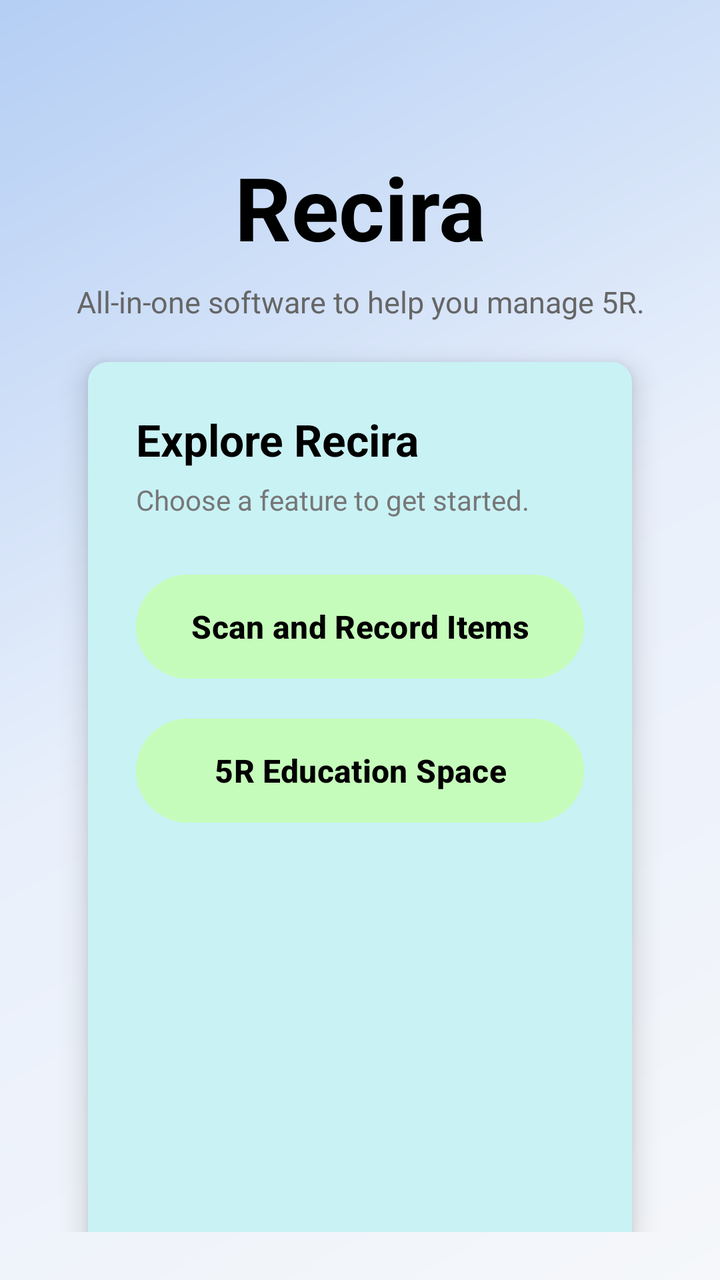
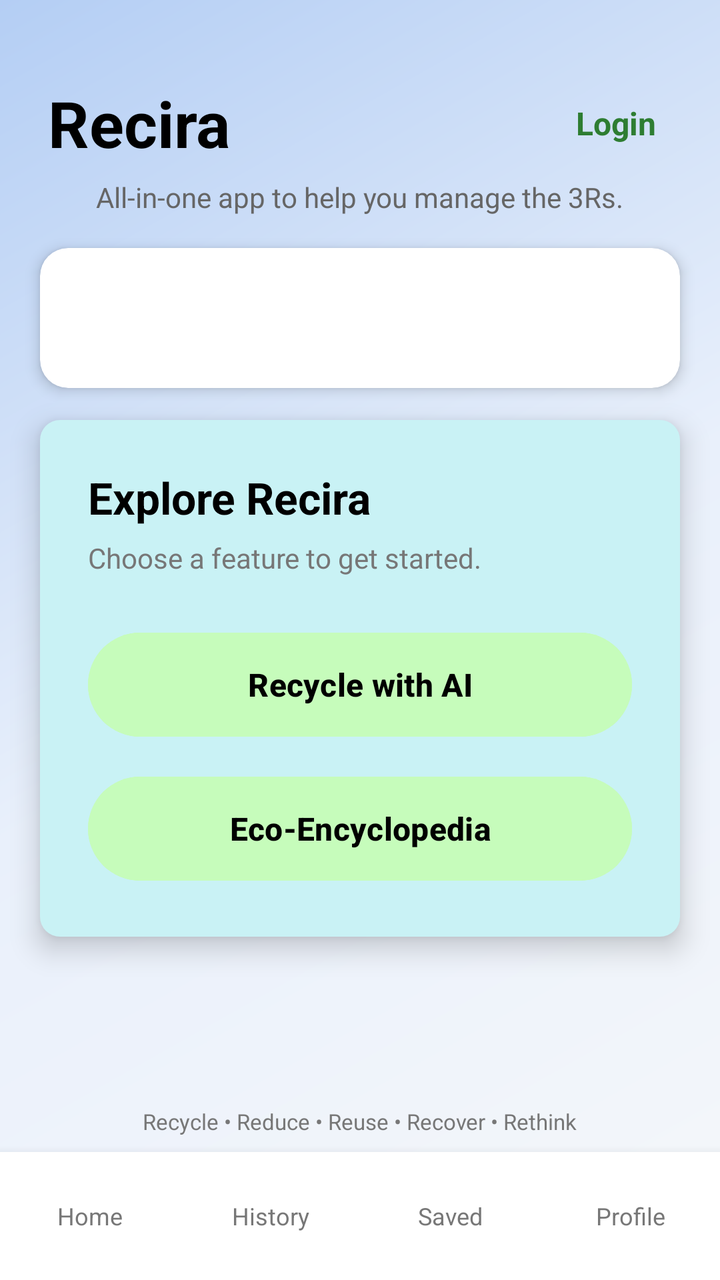

The first picture is an Android layout as it rendered before a commit; the second is the same layout after the commit. The layout source and the unified diff follow.
<!-- AndroidManifest.xml: application theme Theme.AssignmentGroup -->
<!-- res/layout/activity_main.xml -->
<?xml version="1.0" encoding="utf-8"?>
<androidx.constraintlayout.widget.ConstraintLayout
    xmlns:android="http://schemas.android.com/apk/res/android"
    xmlns:app="http://schemas.android.com/apk/res-auto"
    xmlns:tools="http://schemas.android.com/tools"
    android:id="@+id/main"
    android:layout_width="match_parent"
    android:layout_height="match_parent"
    android:padding="24dp"
    android:background="@drawable/bg_gradient"
    tools:context=".MainActivity">


    
    <TextView
        android:id="@+id/textView"
        android:layout_width="wrap_content"
        android:layout_height="wrap_content"
        android:layout_marginTop="50dp"
        android:text="Recira"
        android:textAlignment="center"
        android:textColor="@color/black"
        android:textSize="44sp"
        android:textStyle="bold"
        app:layout_constraintTop_toTopOf="parent"
        app:layout_constraintStart_toStartOf="parent"
        app:layout_constraintEnd_toEndOf="parent" />


    
    <TextView
        android:id="@+id/textView2"
        android:layout_width="0dp"
        android:layout_height="wrap_content"
        android:layout_marginTop="8dp"
        android:text="All-in-one software to help you manage 5R."
        android:textAlignment="center"
        android:textColor="#666666"
        android:textSize="15sp"
        app:layout_constraintTop_toBottomOf="@id/textView"
        app:layout_constraintStart_toStartOf="parent"
        app:layout_constraintEnd_toEndOf="parent" />


    
    <LinearLayout
        android:id="@+id/buttonContainer"
        android:layout_width="0dp"
        android:layout_height="500dp"
        android:layout_marginTop="45dp"
        android:layout_margin="20dp"
        android:background="@drawable/bg_feature_card"
        android:elevation="8dp"
        android:orientation="vertical"
        android:padding="24dp"
        app:layout_constraintTop_toBottomOf="@id/textView2"
        app:layout_constraintStart_toStartOf="parent"
        app:layout_constraintEnd_toEndOf="parent">


        
        <TextView
            android:layout_width="315dp"
            android:layout_height="wrap_content"
            android:text="Explore Recira"
            android:textColor="@color/black"
            android:textSize="22sp"
            android:textStyle="bold" />


        
        <TextView
            android:layout_width="315dp"
            android:layout_height="wrap_content"
            android:layout_marginTop="6dp"

            android:text="Choose a feature to get started."
            android:textColor="#777777"
            android:textSize="14sp" />


        
        <Button
            android:id="@+id/button"
            android:layout_width="match_parent"
            android:layout_height="60dp"
            android:layout_marginTop="24dp"
            android:backgroundTint="#C6FCBB"
            android:text="Scan and Record Items"
            android:textAllCaps="false"
            android:textColor="@color/black"
            android:textSize="16sp"
            android:textStyle="bold" />


        
        <Button
            android:id="@+id/button2"
            android:layout_width="match_parent"
            android:layout_height="60dp"
            android:layout_marginTop="12dp"
            android:backgroundTint="#C6FCBB"
            android:text="5R Education Space"
            android:textAllCaps="false"
            android:textColor="@color/black"
            android:textSize="16sp"
            android:textStyle="bold" />

    </LinearLayout>


    
    <TextView
        android:id="@+id/tvBottom"
        android:layout_width="wrap_content"
        android:layout_height="wrap_content"
        android:layout_marginBottom="24dp"
        android:text="Recycle • Reduce • Reuse • Recover • Rethink"
        android:textColor="#777777"
        android:textSize="12sp"
        app:layout_constraintBottom_toBottomOf="parent"
        app:layout_constraintStart_toStartOf="parent"
        app:layout_constraintEnd_toEndOf="parent" />

</androidx.constraintlayout.widget.ConstraintLayout>
<!-- resources referenced by this layout -->
<resources>
  <color name="black">#FF000000</color>
  <!-- drawable bg_feature_card (drawable) -->
  <?xml version="1.0" encoding="utf-8"?>
  <ripple xmlns:android="http://schemas.android.com/apk/res/android"
      android:color="#49F527">
      <item>
          <shape android:shape="rectangle">
              <solid android:color="#C9F2F5" />
              <corners android:radius="10dp" />
          </shape>
      </item>
  </ripple>
  <!-- drawable bg_gradient (drawable) -->
  <?xml version="1.0" encoding="utf-8"?>
      <shape xmlns:android="http://schemas.android.com/apk/res/android"
          android:shape="rectangle">
          <gradient
              android:startColor="#F5F7FA"
              android:centerColor="#E9F0FB"
              android:endColor="#B4CEF4"
              android:angle="135" />
      </shape>
  <style name="Theme.AssignmentGroup" parent="Base.Theme.AssignmentGroup" />
  <style name="Base.Theme.AssignmentGroup" parent="Theme.Material3.DayNight.NoActionBar">
          
          
      </style>
</resources>

<!-- the commit's change to res/layout/activity_main.xml (unified diff, before → after) -->
@@ -6,79 +6,108 @@
     android:id="@+id/main"
     android:layout_width="match_parent"
     android:layout_height="match_parent"
-    android:padding="24dp"
     android:background="@drawable/bg_gradient"
     tools:context=".MainActivity">
 
-
     
     <TextView
         android:id="@+id/textView"
         android:layout_width="wrap_content"
         android:layout_height="wrap_content"
-        android:layout_marginTop="50dp"
+        android:layout_marginStart="24dp"
+        android:layout_marginTop="40dp"
         android:text="Recira"
-        android:textAlignment="center"
         android:textColor="@color/black"
-        android:textSize="44sp"
+        android:textSize="32sp"
         android:textStyle="bold"
         app:layout_constraintTop_toTopOf="parent"
-        app:layout_constraintStart_toStartOf="parent"
-        app:layout_constraintEnd_toEndOf="parent" />
-
+        app:layout_constraintStart_toStartOf="parent" />
+
+    <TextView
+        android:id="@+id/tvLoginProfile"
+        android:layout_width="wrap_content"
+        android:layout_height="wrap_content"
+        android:layout_marginEnd="24dp"
+        android:padding="8dp"
+        android:text="Login"
+        android:textColor="@color/primary_green"
+        android:textSize="16sp"
+        android:textStyle="bold"
+        app:layout_constraintTop_toTopOf="@id/textView"
+        app:layout_constraintBottom_toBottomOf="@id/textView"
+        app:layout_constraintEnd_toEndOf="parent" />
 
     
     <TextView
         android:id="@+id/textView2"
         android:layout_width="0dp"
         android:layout_height="wrap_content"
-        android:layout_marginTop="8dp"
-        android:text="All-in-one software to help you manage 5R."
-        android:textAlignment="center"
+        android:layout_marginStart="24dp"
+        android:layout_marginTop="6dp"
+        android:layout_marginEnd="24dp"
+        android:text="All-in-one app to help you manage the 3Rs."
         android:textColor="#666666"
-        android:textSize="15sp"
+        android:textSize="14sp"
         app:layout_constraintTop_toBottomOf="@id/textView"
-        app:layout_constraintStart_toStartOf="parent"
-        app:layout_constraintEnd_toEndOf="parent" />
-
+        app:layout_constraintStart_toStartOf="@id/textView"
+        app:layout_constraintEnd_toEndOf="parent" />
+
+    
+    <androidx.cardview.widget.CardView
+        android:id="@+id/tipsCard"
+        android:layout_width="0dp"
+        android:layout_height="70dp"
+        android:layout_marginStart="20dp"
+        android:layout_marginTop="16dp"
+        android:layout_marginEnd="20dp"
+        app:cardCornerRadius="14dp"
+        app:cardElevation="4dp"
+        app:cardBackgroundColor="@color/white"
+        app:layout_constraintTop_toBottomOf="@id/textView2"
+        app:layout_constraintStart_toStartOf="parent"
+        app:layout_constraintEnd_toEndOf="parent">
+
+        <androidx.viewpager2.widget.ViewPager2
+            android:id="@+id/tipsPager"
+            android:layout_width="match_parent"
+            android:layout_height="match_parent" />
+
+    </androidx.cardview.widget.CardView>
 
     
     <LinearLayout
         android:id="@+id/buttonContainer"
         android:layout_width="0dp"
-        android:layout_height="500dp"
-        android:layout_marginTop="45dp"
-        android:layout_margin="20dp"
+        android:layout_height="wrap_content"
+        android:layout_marginTop="16dp"
+        android:layout_marginStart="20dp"
+        android:layout_marginEnd="20dp"
         android:background="@drawable/bg_feature_card"
         android:elevation="8dp"
         android:orientation="vertical"
         android:padding="24dp"
-        app:layout_constraintTop_toBottomOf="@id/textView2"
+        app:layout_constraintTop_toBottomOf="@id/tipsCard"
         app:layout_constraintStart_toStartOf="parent"
         app:layout_constraintEnd_toEndOf="parent">
 
-
         
         <TextView
-            android:layout_width="315dp"
+            android:layout_width="match_parent"
             android:layout_height="wrap_content"
             android:text="Explore Recira"
             android:textColor="@color/black"
             android:textSize="22sp"
             android:textStyle="bold" />
 
-
         
         <TextView
-            android:layout_width="315dp"
+            android:layout_width="match_parent"
             android:layout_height="wrap_content"
             android:layout_marginTop="6dp"
-
             android:text="Choose a feature to get started."
             android:textColor="#777777"
             android:textSize="14sp" />
 
-
         
         <Button
             android:id="@+id/button"
@@ -86,13 +115,12 @@
             android:layout_height="60dp"
             android:layout_marginTop="24dp"
             android:backgroundTint="#C6FCBB"
-            android:text="Scan and Record Items"
+            android:text="Recycle with AI"
             android:textAllCaps="false"
             android:textColor="@color/black"
             android:textSize="16sp"
             android:textStyle="bold" />
 
-
         
         <Button
             android:id="@+id/button2"
@@ -100,7 +128,7 @@
             android:layout_height="60dp"
             android:layout_marginTop="12dp"
             android:backgroundTint="#C6FCBB"
-            android:text="5R Education Space"
+            android:text="Eco-Encyclopedia"
             android:textAllCaps="false"
             android:textColor="@color/black"
             android:textSize="16sp"
@@ -108,18 +136,77 @@
 
     </LinearLayout>
 
-
     
     <TextView
         android:id="@+id/tvBottom"
         android:layout_width="wrap_content"
         android:layout_height="wrap_content"
-        android:layout_marginBottom="24dp"
+        android:layout_marginBottom="8dp"
         android:text="Recycle • Reduce • Reuse • Recover • Rethink"
         android:textColor="#777777"
-        android:textSize="12sp"
+        android:textSize="11sp"
+        app:layout_constraintBottom_toTopOf="@id/bottomNav"
+        app:layout_constraintStart_toStartOf="parent"
+        app:layout_constraintEnd_toEndOf="parent" />
+
+    
+    <include
+        layout="@layout/bottom_nav"
+        android:layout_width="0dp"
+        android:layout_height="64dp"
         app:layout_constraintBottom_toBottomOf="parent"
         app:layout_constraintStart_toStartOf="parent"
         app:layout_constraintEnd_toEndOf="parent" />
 
 </androidx.constraintlayout.widget.ConstraintLayout>
+<!-- res/layout/bottom_nav.xml (included above) -->
+<?xml version="1.0" encoding="utf-8"?>
+<LinearLayout xmlns:android="http://schemas.android.com/apk/res/android"
+    android:id="@+id/bottomNav"
+    android:layout_width="match_parent"
+    android:layout_height="64dp"
+    android:orientation="horizontal"
+    android:background="@color/white"
+    android:elevation="8dp">
+
+    <TextView
+        android:id="@+id/navHome"
+        android:layout_width="0dp"
+        android:layout_height="match_parent"
+        android:layout_weight="1"
+        android:gravity="center"
+        android:text="Home"
+        android:textColor="#777777"
+        android:textSize="12sp" />
+
+    <TextView
+        android:id="@+id/navHistory"
+        android:layout_width="0dp"
+        android:layout_height="match_parent"
+        android:layout_weight="1"
+        android:gravity="center"
+        android:text="History"
+        android:textColor="#777777"
+        android:textSize="12sp" />
+
+    <TextView
+        android:id="@+id/navSaved"
+        android:layout_width="0dp"
+        android:layout_height="match_parent"
+        android:layout_weight="1"
+        android:gravity="center"
+        android:text="Saved"
+        android:textColor="#777777"
+        android:textSize="12sp" />
+
+    <TextView
+        android:id="@+id/navProfile"
+        android:layout_width="0dp"
+        android:layout_height="match_parent"
+        android:layout_weight="1"
+        android:gravity="center"
+        android:text="Profile"
+        android:textColor="#777777"
+        android:textSize="12sp" />
+
+</LinearLayout>
<!-- resource entries referenced after the edit -->
@@ -1,6 +1,8 @@
 <!-- resources referenced by this layout -->
 <resources>
   <color name="black">#FF000000</color>
+  <color name="primary_green">#2E7D32</color>
+  <color name="white">#FFFFFFFF</color>
   <!-- drawable bg_feature_card (drawable) -->
   <?xml version="1.0" encoding="utf-8"?>
   <ripple xmlns:android="http://schemas.android.com/apk/res/android"
